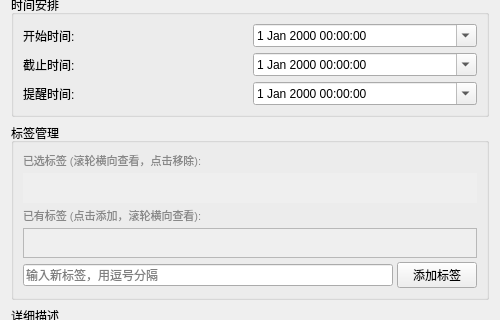
This is dialogs/taskdialog.ui in shlzvmry/TaskManagementSystem as Qt 5 draws it before an edit; both pictures show x 0 to 500 and y 161 to 481 of the 500 by 617 pixel window. The edited form follows.
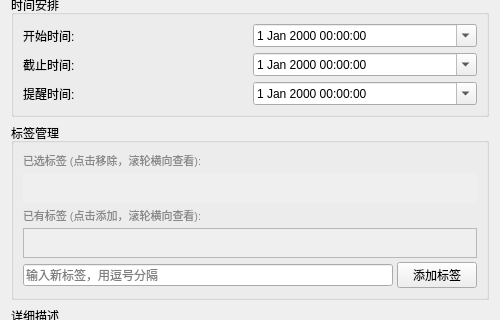
This is the edited form.

```diff
--- a/dialogs/taskdialog.ui
+++ b/dialogs/taskdialog.ui
@@ -170,7 +170,7 @@
          <string>color: #888888; font-size: 11px;</string>
         </property>
         <property name="text">
-         <string>已选标签 (滚轮横向查看，点击移除):</string>
+         <string>已选标签 (点击移除，滚轮横向查看):</string>
         </property>
        </widget>
       </item>
```
